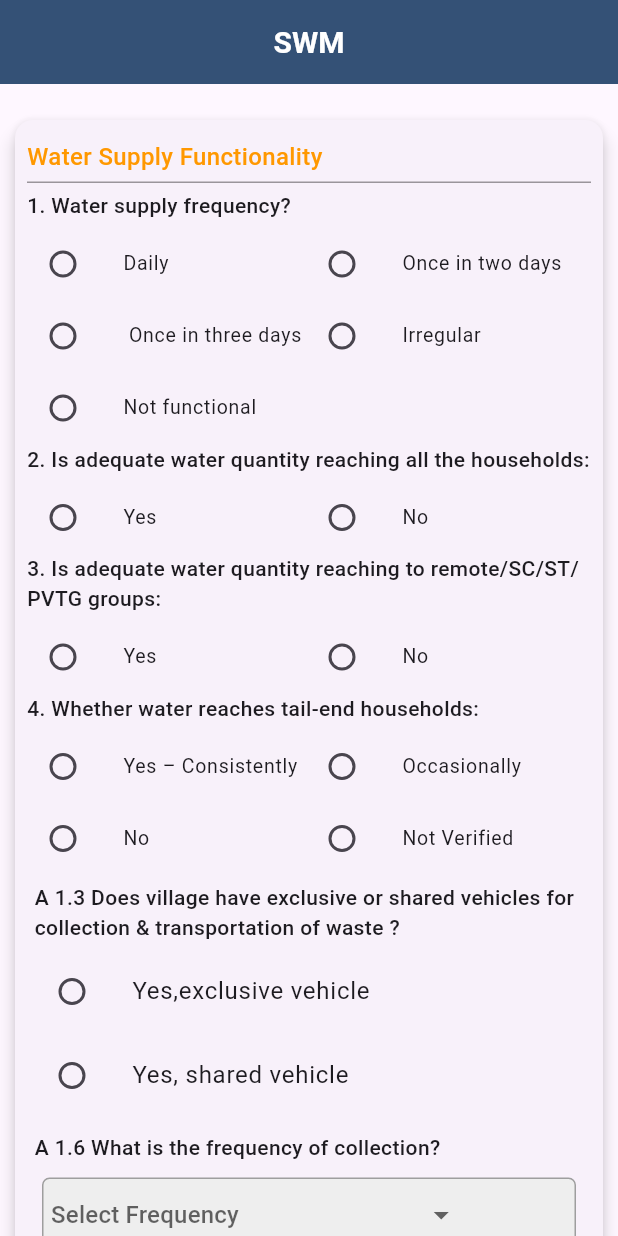
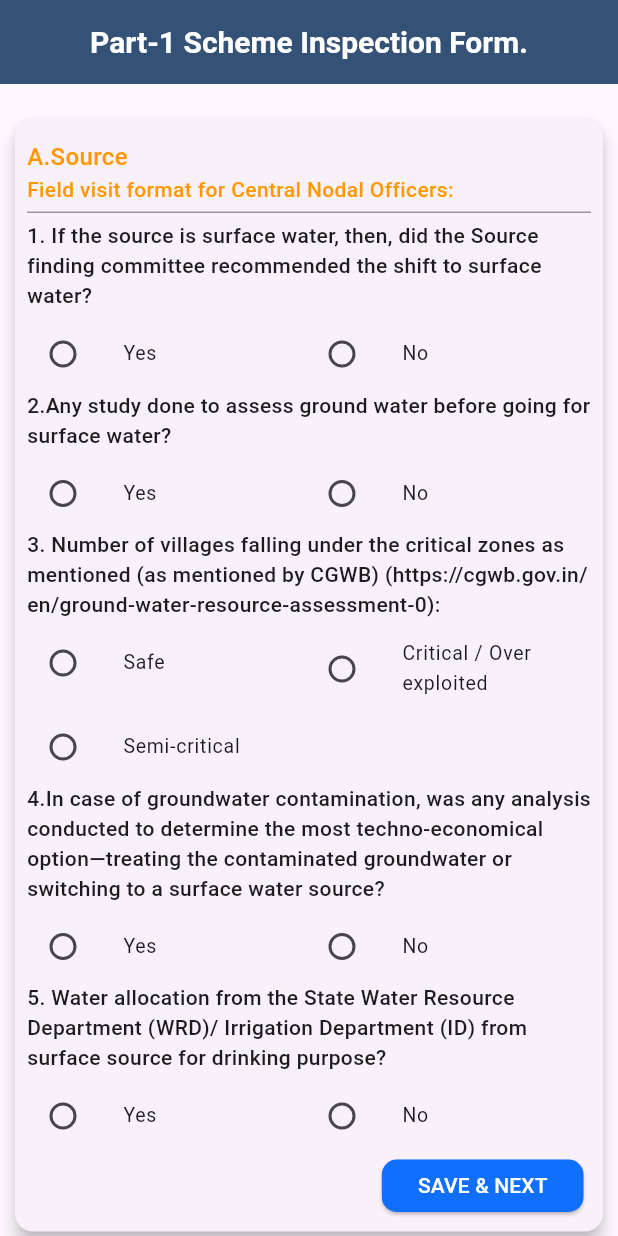
Before and after one commit to shubhamdevgupta/cno_inspector, a Flutter app: the screen it shows after launch, on a phone screen of 412 x 824 dp. Run offline on Flutter 3.47's test engine with Material 3 defaults, Android fonts, the light colour scheme and no system bars; our stand-ins replace connectivity_plus, device_info_plus, flutter_image_compress, fluttertoast, image_picker, shared_preferences; missing offline and left inert: encrypt; accounts and stored records are empty.

Commit message:
initial commit for form 1

```diff
--- a/lib/main.dart
+++ b/lib/main.dart
@@ -3,6 +3,8 @@ import 'package:cno_inspection/utils/AppConstants.dart';
 import 'package:cno_inspection/views/InteractionVWSC/vwscScreen.dart';
 import 'package:cno_inspection/views/auth/DashboardScreen.dart';
 import 'package:cno_inspection/views/auth/LoginScreen.dart';
+import 'package:cno_inspection/views/schemeInfo/SchemePlanningScreen.dart';
+import 'package:cno_inspection/views/schemeInfo/SourceScreen.dart';
 import 'package:flutter/material.dart';
 import 'package:provider/provider.dart';
 
@@ -35,7 +37,9 @@ class MyApp extends StatelessWidget {
       ),
       initialRoute: '/',
       routes: {
-        '/': (context) => SWMQuestions(),
+    //    '/': (context) => SWMQuestions(),
+        '/': (context) => SourceScreenQuestions(),
+        AppConstants.navigateSchemePlanningScreen: (context) => SchemePlanningScreen(),
         AppConstants.navigateToDashboard: (context) => Dashboardscreen(),
         AppConstants.navigateToLogin: (context) => Loginscreen(),
       },
--- a/lib/utils/AppConstants.dart
+++ b/lib/utils/AppConstants.dart
@@ -21,5 +21,6 @@ class AppConstants {
 
   static const String navigateToDashboard = '/dashboard';
   static const String navigateToLogin = '/login';
+  static const String navigateSchemePlanningScreen = '/SchemePlanning';
 
 }
--- /dev/null
+++ b/lib/views/schemeInfo/SourceScreen.dart
@@ -0,0 +1,191 @@
+import 'package:flutter/material.dart';
+
+import '../../utils/CustomRadioQuestion.dart';
+import 'SchemePlanningScreen.dart';
+
+class SourceScreenQuestions extends StatefulWidget {
+  const SourceScreenQuestions({Key? key}) : super(key: key);
+
+  @override
+  _SourceScreenQuestions createState() => _SourceScreenQuestions();
+}
+
+class _SourceScreenQuestions extends State<SourceScreenQuestions> {
+  String _selectedValue = 'yes'; // Default selected value
+  String? selectedValueQ1;
+
+  final List<String> _dropdownOptions = [
+    'Atleast once in 7 days',
+    'Atleast once in 15 days',
+    'Atleast once in more than 15 days'
+  ];
+  String? SetFreq;
+
+  @override
+  Widget build(BuildContext context) {
+    return WillPopScope(
+      onWillPop: () async {
+        // Replace the current route with a new one
+        /*   Navigator.of(context).pushReplacement(
+          MaterialPageRoute(builder: (_) => VillageList()),
+        );*/
+
+        // Return false to prevent the default back navigation behavior
+        return false;
+      },
+      child: Scaffold(
+        appBar: AppBar(
+          iconTheme: IconThemeData(color: Colors.black),
+          centerTitle: true,
+          title: Text(
+            'Part-1 Scheme Inspection Form.',
+            style: TextStyle(
+                fontSize: 20, fontWeight: FontWeight.bold, color: Colors.white),
+          ),
+          backgroundColor: Color(0xffb2B4E71),
+          elevation: 5,
+        ),
+        body: Stack(
+          children: [
+            SingleChildScrollView(
+              child: Container(
+                padding: const EdgeInsets.only(
+                    top: 20, left: 6, right: 6, bottom: 5),
+                child: Column(
+                  crossAxisAlignment: CrossAxisAlignment.start,
+                  children: [
+                    Card(
+                      elevation: 5,
+                      child: Container(
+                        padding: EdgeInsets.all(8),
+                        width: double.infinity,
+                        child: Column(
+                          crossAxisAlignment: CrossAxisAlignment.start,
+                          children: [
+                            SizedBox(
+                              height: 5,
+                            ),
+                            Text(
+                              "A.Source",
+                              style: TextStyle(
+                                  fontWeight: FontWeight.w500,
+                                  fontSize: 16,
+                                  color: Colors.orange),
+                            ), Text(
+                              "Field visit format for Central Nodal Officers:",
+                              style: TextStyle(
+                                  fontWeight: FontWeight.w500,
+                                  fontSize: 14,
+                                  color: Colors.orange),
+                            ),
+                            SizedBox(
+                              height: 5,
+                            ),
+                            Container(
+                              color: Colors.black38, // Color of the line
+                              height: 1.0,
+                              width: double.infinity, // Thickness of the line
+                            ),
+                            SizedBox(
+                              height: 5,
+                            ),
+                            CustomRadioQuestion(
+                              questionText: "1.	If the source is surface water, then, did the Source finding committee recommended the shift to surface water? ",
+                              options: const ['Yes', 'No'], // You can pass more options if needed
+                              selectedValue: selectedValueQ1,
+                              onChanged: (val) {
+                                setState(() {
+                                  selectedValueQ1 = val;
+                                });
+                              },
+                            ),
+
+                            CustomRadioQuestion(
+                              questionText: "2.Any study done to assess ground water before going for surface water?",
+                              options: ['Yes', 'No'], // You can pass more options if needed
+                              selectedValue: selectedValueQ1,
+                              onChanged: (val) {
+                                setState(() {
+                                  selectedValueQ1 = val;
+                                });
+                              },
+                            ),
+                            CustomRadioQuestion(
+                              questionText: "3.	Number of villages falling under the critical zones as mentioned (as mentioned by CGWB) (https://cgwb.gov.in/en/ground-water-resource-assessment-0):",
+                              options: ['Safe', 'Critical / Over exploited','Semi-critical'], // You can pass more options if needed
+                              selectedValue: selectedValueQ1,
+                              onChanged: (val) {
+                                setState(() {
+                                  selectedValueQ1 = val;
+                                });
+                              },
+                            ),
+                            CustomRadioQuestion(
+                              questionText: "4.In case of groundwater contamination, was any analysis conducted to determine the most techno-economical option—treating the contaminated groundwater or switching to a surface water source? ",
+                              options: ['Yes', 'No'], // You can pass more options if needed
+                              selectedValue: selectedValueQ1,
+                              onChanged: (val) {
+                                setState(() {
+                                  selectedValueQ1 = val;
+                                });
+                              },
+                            ),
+                             CustomRadioQuestion(
+                              questionText: "5.	Water allocation from the State Water Resource Department (WRD)/ Irrigation Department (ID) from surface source for drinking purpose?",
+                              options: ['Yes', 'No'], // You can pass more options if needed
+                              selectedValue: selectedValueQ1,
+                              onChanged: (val) {
+                                setState(() {
+                                  selectedValueQ1 = val;
+                                });
+                              },
+                            ),
+
+                            Container(
+                              padding: EdgeInsets.all(5),
+                              child: Column(
+                                mainAxisAlignment: MainAxisAlignment.start,
+                                children: <Widget>[
+                                  Align(
+                                    alignment: Alignment.centerRight,
+                                    child: SizedBox(
+                                      height: 35,
+                                      child: ElevatedButton(
+                                        style: ElevatedButton.styleFrom(
+                                          backgroundColor: Color(0xffb0D6EFD),
+                                          shape: RoundedRectangleBorder(
+                                            borderRadius: BorderRadius.circular(
+                                                10), // Adjust the radius as needed
+                                          ),
+                                        ),
+                                        onPressed: () {
+                          Navigator.of(context).pushReplacement(MaterialPageRoute(builder: (_) => SchemePlanningScreen()),);
+                                        },
+                                        child: Text(
+                                          "SAVE & NEXT",
+                                          style: TextStyle(
+                                            fontSize: 14,
+                                            fontWeight: FontWeight.w500,
+                                            color: Colors.white,
+                                          ),
+                                        ),
+                                      ),
+                                    ),
+                                  ),
+                                ],
+                              ),
+                            )
+                          ],
+                        ),
+                      ),
+                    )
+                  ],
+                ),
+              ),
+            )
+          ],
+        ),
+      ),
+    );
+  }
+}
```
Also changed, not shown: lib/views/schemeInfo/SchemePlanningScreen.dart (added, +190 -0 lines).
